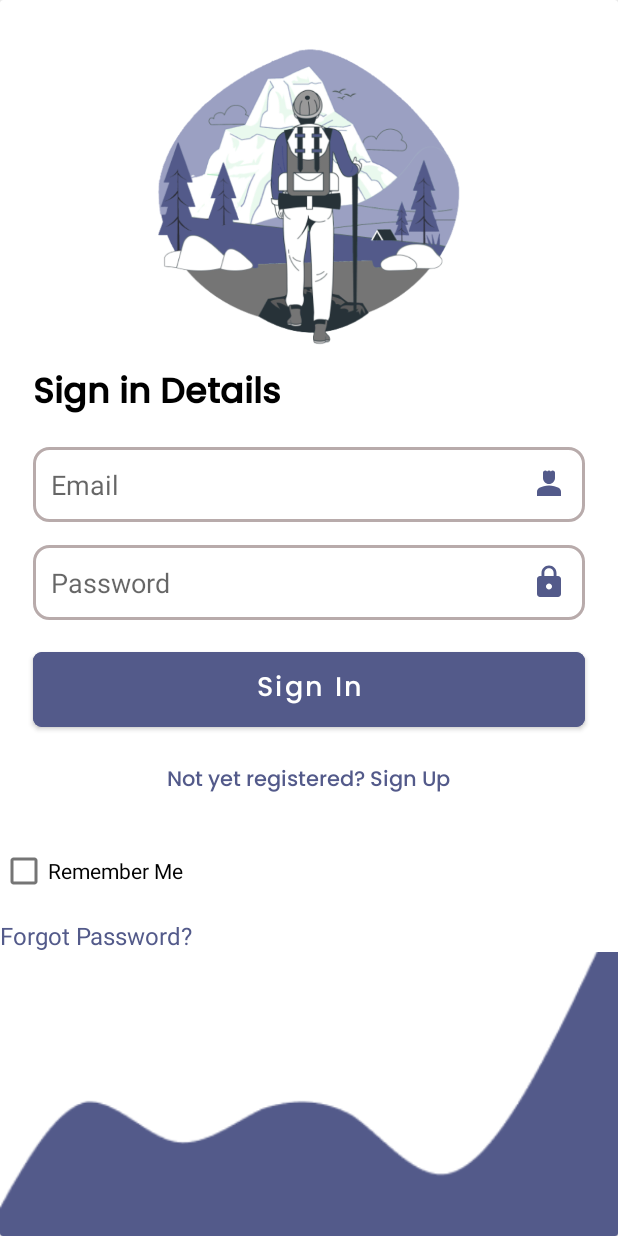
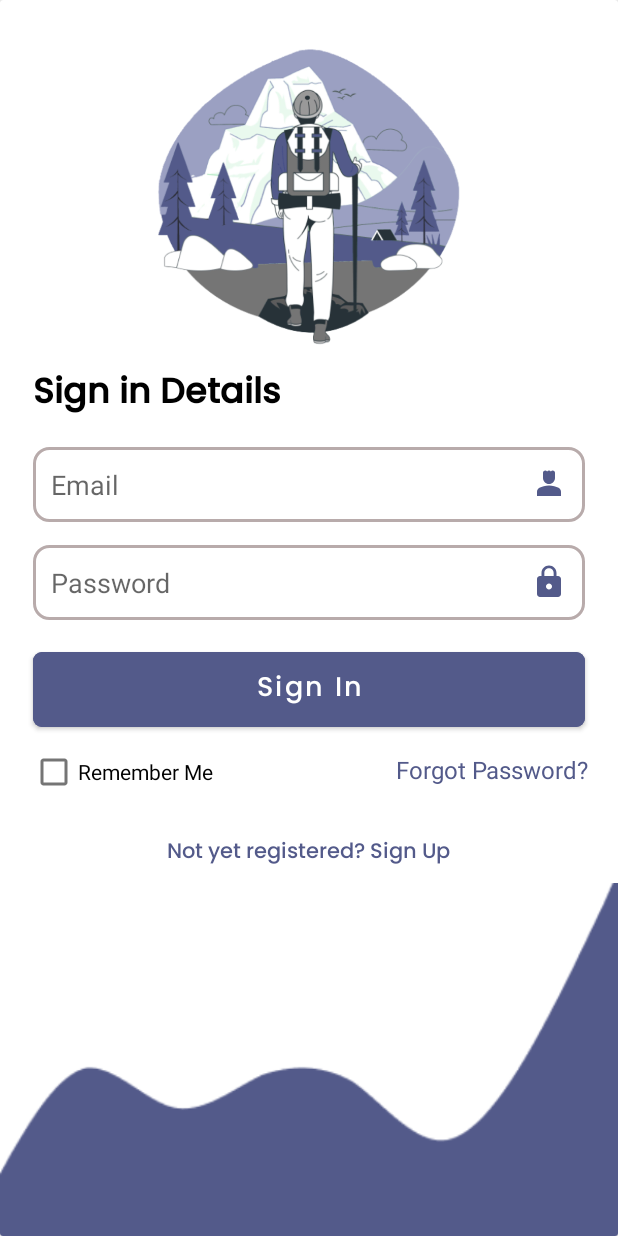
Before and after one commit to DeadEv1Le/Reach, an Android app: the LoginActivity screen opened directly, with no data from a screen before it, on a phone screen of 412 x 824 dp. Run offline under Robolectric (Android 15) with nearby library versions, the phone set to English and light mode, and no system bars; our stand-ins replace Firebase (no records; nobody signed in at launch, a user with empty details on screens opened directly).

Commit message:
little textView fix on login

```diff
--- a/app/src/main/res/layout/activity_login.xml
+++ b/app/src/main/res/layout/activity_login.xml
@@ -6,7 +6,7 @@
     android:layout_height="match_parent"
     android:gravity="center"
     android:orientation="vertical"
-    tools:context=".LoginActivity">
+    tools:context=".ui.sign.LoginActivity">
 
     <androidx.cardview.widget.CardView
         android:layout_width="match_parent"
@@ -77,6 +77,32 @@
                 android:fontFamily="@font/poppins_medium"
                 android:backgroundTint="@color/lavender"
                 app:cornerRadius="6dp"/>
+            <LinearLayout
+                android:layout_width="match_parent"
+                android:layout_marginStart="20dp"
+                android:layout_marginEnd="20dp"
+                android:layout_height="wrap_content">
+                <CheckBox
+                    android:layout_weight="1"
+                    android:id="@+id/rememberMeCheckbox"
+                    android:layout_width="wrap_content"
+                    android:layout_height="match_parent"
+                    android:text="Remember Me"
+                    />
+                <TextView
+                    android:layout_weight="1"
+                    android:id="@+id/forgotPasswordText"
+                    android:layout_width="wrap_content"
+                    android:layout_height="match_parent"
+                    android:text="Forgot Password?"
+                    android:clickable="true"
+                    android:textColor="@color/lavender"
+                    android:textSize="16sp"
+                    android:layout_marginTop="11dp"
+                    android:textAlignment="viewEnd"
+                    />
+
+            </LinearLayout>
             <TextView
                 android:layout_width="wrap_content"
                 android:layout_height="wrap_content"
@@ -88,21 +114,7 @@
                 android:layout_marginTop="10dp"
                 android:textColor="@color/lavender"
                 android:textSize="14sp"/>
-            <CheckBox
-                android:id="@+id/rememberMeCheckbox"
-                android:layout_width="wrap_content"
-                android:layout_height="wrap_content"
-                android:text="Remember Me"
-                android:layout_marginTop="16dp" />
-            <TextView
-                android:id="@+id/forgotPasswordText"
-                android:layout_width="wrap_content"
-                android:layout_height="wrap_content"
-                android:text="Forgot Password?"
-                android:clickable="true"
-                android:textColor="@color/lavender"
-                android:textSize="16sp"
-                android:layout_marginTop="8dp"/>
+
             <ImageView
                 android:layout_width="match_parent"
                 android:layout_height="wrap_content"
```
